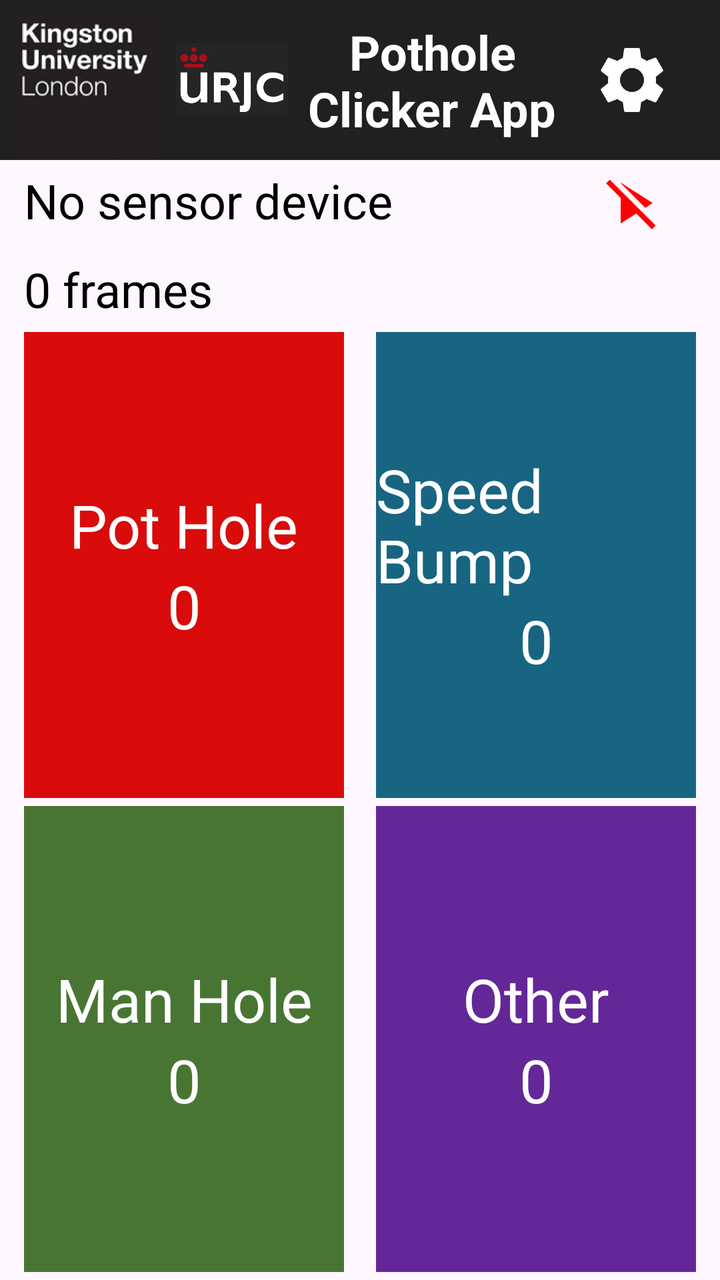
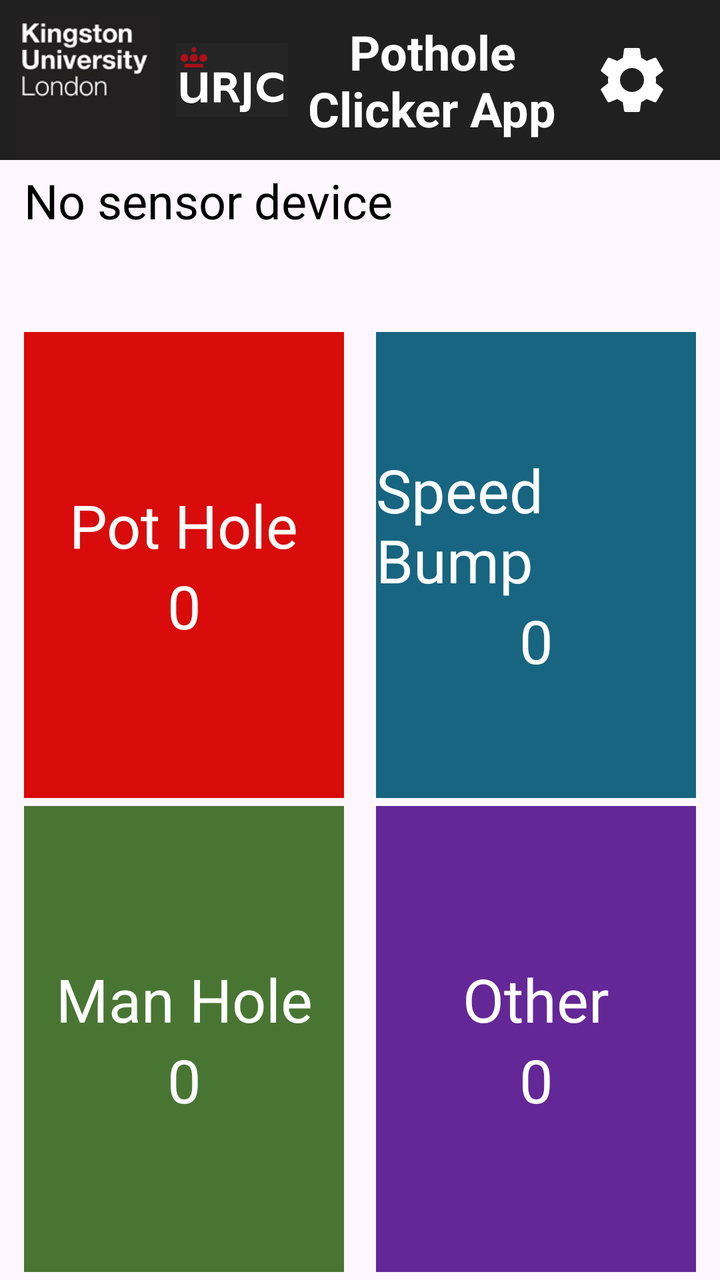

Screens rendered from an Android XML layout before and after an edit, with the pre-edit source and the edit as a unified diff.
<!-- AndroidManifest.xml: application theme Theme.PotHoleClickerClient -->
<!-- res/layout/activity_main.xml -->
<?xml version="1.0" encoding="utf-8"?>
<androidx.constraintlayout.widget.ConstraintLayout xmlns:android="http://schemas.android.com/apk/res/android"
    xmlns:app="http://schemas.android.com/apk/res-auto"
    xmlns:tools="http://schemas.android.com/tools"
    android:id="@+id/main"
    android:layout_width="match_parent"
    android:layout_height="match_parent"
    tools:context=".MainActivity">

    <com.google.android.material.appbar.MaterialToolbar
        android:id="@+id/toolbar"
        android:layout_width="0dp"
        android:layout_height="wrap_content"
        android:background="#202020"
        app:contentInsetStart="0dp"
        app:layout_constraintEnd_toEndOf="parent"
        app:layout_constraintStart_toStartOf="parent"
        app:layout_constraintTop_toTopOf="parent"
        >

        <androidx.constraintlayout.widget.ConstraintLayout
            android:layout_width="match_parent"
            android:layout_height="match_parent"
            tools:layout_editor_absoluteX="16dp">

            <ImageView
                android:id="@+id/logoLeft"
                android:layout_width="72dp"
                android:layout_height="72dp"
                android:layout_marginStart="8dp"
                android:layout_marginTop="8dp"
                android:contentDescription="@string/app_name"
                android:src="@mipmap/ku_logo_foreground"
                app:layout_constraintBottom_toBottomOf="parent"
                app:layout_constraintStart_toStartOf="parent"
                app:layout_constraintTop_toTopOf="parent" />

            <ImageView
                android:id="@+id/logoRight"
                android:layout_width="56dp"
                android:layout_height="56dp"
                android:layout_gravity="start|center_vertical"
                android:layout_marginStart="8dp"
                android:contentDescription="@string/app_name"
                android:src="@mipmap/urjc_logo_foreground"
                app:layout_constraintBottom_toBottomOf="parent"
                app:layout_constraintStart_toEndOf="@id/logoLeft"
                app:layout_constraintTop_toTopOf="parent" />

            <TextView
                android:id="@+id/textView"
                android:layout_width="0dp"
                android:layout_height="wrap_content"
                android:layout_gravity="center"
                android:layout_marginStart="8dp"
                android:layout_marginEnd="8dp"
                android:text="@string/app_title"
                android:textAlignment="center"
                android:textColor="@android:color/white"
                android:textSize="24sp"
                android:textStyle="bold"
                app:layout_constraintBottom_toBottomOf="parent"
                app:layout_constraintEnd_toStartOf="@id/btnSettings"
                app:layout_constraintStart_toEndOf="@id/logoRight"
                app:layout_constraintTop_toTopOf="parent" />

            <ImageView
                android:id="@+id/btnSettings"
                android:layout_width="56dp"
                android:layout_height="56dp"
                android:layout_marginEnd="16dp"
                android:background="?attr/selectableItemBackgroundBorderless"
                android:clickable="true"
                android:contentDescription="@string/settings"
                android:focusable="true"
                android:padding="8dp"
                android:src="@drawable/ic_settings"
                app:layout_constraintBottom_toBottomOf="parent"
                app:layout_constraintEnd_toEndOf="parent"
                app:layout_constraintTop_toTopOf="parent"
                app:tint="@android:color/white" />

        </androidx.constraintlayout.widget.ConstraintLayout>
    </com.google.android.material.appbar.MaterialToolbar>

    <GridLayout
        android:layout_width="0dp"
        android:layout_height="0dp"
        android:layout_margin="4dp"
        android:columnCount="2"
        android:rowCount="4"
        app:layout_constraintBottom_toBottomOf="parent"
        app:layout_constraintEnd_toEndOf="parent"
        app:layout_constraintStart_toStartOf="parent"
        app:layout_constraintTop_toBottomOf="@+id/toolbar">

        <LinearLayout
            android:layout_width="0dp"
            android:layout_height="0dp"
            android:layout_row="0"
            android:layout_rowWeight="0.15"
            android:layout_column="0"
            android:layout_columnSpan="2"
            android:layout_gravity="fill"
            android:layout_marginStart="8dp"
            android:layout_marginTop="0dp"
            android:layout_marginEnd="8dp"
            android:layout_marginBottom="0dp"
            android:orientation="horizontal">

            <TextView
                android:id="@+id/deviceName"
                android:layout_width="0dp"
                android:layout_height="match_parent"
                android:layout_weight="@integer/material_motion_duration_long_1"
                android:gravity="fill_horizontal|center_vertical"
                android:text="@string/no_sensor_device_selected"
                android:textColor="@color/black"
                android:textSize="24sp" />

            <ImageView
                android:id="@+id/playButton"
                android:layout_width="56dp"
                android:layout_height="match_parent"
                android:layout_gravity="center_vertical"
                android:layout_marginStart="4dp"
                android:layout_marginTop="0dp"
                android:layout_marginEnd="4dp"
                android:layout_marginBottom="0dp"
                android:src="@drawable/play_disabled"
                app:cornerRadius="0dp"
                app:tint="#ff0000" />
        </LinearLayout>

        <LinearLayout
            android:layout_width="0dp"
            android:layout_height="0dp"
            android:layout_row="1"
            android:layout_column="0"
            android:layout_columnSpan="2"
            android:layout_gravity="fill"
            android:layout_rowWeight="0.15"
            android:layout_marginStart="8dp"
            android:layout_marginTop="8dp"
            android:layout_marginEnd="8dp"
            android:layout_marginBottom="0dp"
            android:orientation="horizontal">
            <TextView
                android:id="@+id/frameCounter"
                android:layout_width="0dp"
                android:layout_height="match_parent"
                android:layout_weight="1"
                android:text="0 frames"
                android:textSize="24sp"
                android:textColor="@color/black"
                android:gravity="center_vertical"
                />
        </LinearLayout>

        <androidx.constraintlayout.widget.ConstraintLayout
            android:id="@+id/btnPotHole"
            android:layout_width="0dp"
            android:layout_height="0dp"
            android:layout_row="2"
            android:layout_rowWeight="1"
            android:layout_column="0"
            android:layout_columnWeight="1"
            
            android:layout_marginStart="8dp"
            android:layout_marginTop="4dp"
            android:layout_marginEnd="8dp"
            android:layout_marginBottom="0dp"

            android:background="#D90B0B"
            app:cornerRadius="0dp"
            android:clickable="true"
            android:focusable="true"
            android:foreground="?android:attr/selectableItemBackground"
            >
            
            <TextView
                android:id="@+id/pothole_text"
                android:layout_width="wrap_content"
                android:layout_height="wrap_content"
                android:text="@string/pothole"
                android:textColor="@android:color/white"
                android:textSize="30sp"
                app:layout_constraintBottom_toTopOf="@+id/pothole_counter"
                app:layout_constraintEnd_toEndOf="parent"
                app:layout_constraintStart_toStartOf="parent"
                app:layout_constraintTop_toTopOf="parent"
                app:layout_constraintVertical_chainStyle="packed" />

            <TextView
                android:id="@+id/pothole_counter"
                android:layout_width="wrap_content"
                android:layout_height="wrap_content"
                android:text="0"
                android:textColor="@android:color/white"
                android:textSize="30sp"
                app:layout_constraintBottom_toBottomOf="parent"
                app:layout_constraintEnd_toEndOf="parent"
                app:layout_constraintStart_toStartOf="parent"
                app:layout_constraintTop_toBottomOf="@+id/pothole_text"
                app:layout_constraintVertical_chainStyle="packed" />

        </androidx.constraintlayout.widget.ConstraintLayout>

        <androidx.constraintlayout.widget.ConstraintLayout
            android:id="@+id/btnSpeedBump"
            android:layout_width="0dp"
            android:layout_height="0dp"
            android:layout_row="2"
            android:layout_rowWeight="1"
            android:layout_column="1"
            android:layout_columnWeight="1"

            android:layout_marginStart="8dp"
            android:layout_marginTop="4dp"
            android:layout_marginEnd="8dp"
            android:layout_marginBottom="0dp"

            android:background="#186581"
            app:cornerRadius="0dp"
            android:clickable="true"
            android:focusable="true"
            android:foreground="?android:attr/selectableItemBackground">

            <TextView
                android:id="@+id/speed_bump_text"
                android:layout_width="wrap_content"
                android:layout_height="wrap_content"
                android:text="@string/speed_bump"
                android:textColor="@android:color/white"
                android:textSize="30sp"
                app:layout_constraintBottom_toTopOf="@+id/speedbump_counter"
                app:layout_constraintEnd_toEndOf="parent"
                app:layout_constraintStart_toStartOf="parent"
                app:layout_constraintTop_toTopOf="parent"
                app:layout_constraintVertical_chainStyle="packed" />

            <TextView
                android:id="@+id/speedbump_counter"
                android:layout_width="wrap_content"
                android:layout_height="wrap_content"
                android:text="0"
                android:textColor="@android:color/white"
                android:textSize="30sp"
                app:layout_constraintBottom_toBottomOf="parent"
                app:layout_constraintEnd_toEndOf="parent"
                app:layout_constraintStart_toStartOf="parent"
                app:layout_constraintTop_toBottomOf="@+id/speed_bump_text"
                app:layout_constraintVertical_chainStyle="packed" />

        </androidx.constraintlayout.widget.ConstraintLayout>

        <androidx.constraintlayout.widget.ConstraintLayout
            android:id="@+id/btnManHole"
            android:layout_width="0dp"
            android:layout_height="0dp"
            android:layout_row="3"
            android:layout_rowWeight="1"
            android:layout_column="0"
            android:layout_columnWeight="1"

            android:layout_marginStart="8dp"
            android:layout_marginTop="4dp"
            android:layout_marginEnd="8dp"
            android:layout_marginBottom="0dp"

            android:background="#497533"
            app:cornerRadius="0dp"
            android:clickable="true"
            android:focusable="true"
            android:foreground="?android:attr/selectableItemBackground">

            <TextView
                android:id="@+id/manhole_text"
                android:layout_width="wrap_content"
                android:layout_height="wrap_content"
                android:text="@string/manhole"
                android:textColor="@android:color/white"
                android:textSize="30sp"
                app:layout_constraintBottom_toTopOf="@+id/manhole_counter"
                app:layout_constraintEnd_toEndOf="parent"
                app:layout_constraintStart_toStartOf="parent"
                app:layout_constraintTop_toTopOf="parent"
                app:layout_constraintVertical_chainStyle="packed" />

            <TextView
                android:id="@+id/manhole_counter"
                android:layout_width="wrap_content"
                android:layout_height="wrap_content"
                android:text="0"
                android:textColor="@android:color/white"
                android:textSize="30sp"
                app:layout_constraintBottom_toBottomOf="parent"
                app:layout_constraintEnd_toEndOf="parent"
                app:layout_constraintStart_toStartOf="parent"
                app:layout_constraintTop_toBottomOf="@+id/manhole_text"
                app:layout_constraintVertical_chainStyle="packed" />

        </androidx.constraintlayout.widget.ConstraintLayout>

        <androidx.constraintlayout.widget.ConstraintLayout
            android:id="@+id/btnOther"
            android:layout_width="0dp"
            android:layout_height="0dp"
            android:layout_row="3"
            android:layout_rowWeight="1"
            android:layout_column="1"
            android:layout_columnWeight="1"

            android:layout_marginStart="8dp"
            android:layout_marginTop="4dp"
            android:layout_marginEnd="8dp"
            android:layout_marginBottom="0dp"

            android:background="#642797"
            app:cornerRadius="0dp"
            android:clickable="true"
            android:focusable="true"
            android:foreground="?android:attr/selectableItemBackground">

            <TextView
                android:id="@+id/other_text"
                android:layout_width="wrap_content"
                android:layout_height="wrap_content"
                android:text="@string/other"
                android:textColor="@android:color/white"
                android:textSize="30sp"
                app:layout_constraintBottom_toTopOf="@+id/other_counter"
                app:layout_constraintEnd_toEndOf="parent"
                app:layout_constraintStart_toStartOf="parent"
                app:layout_constraintTop_toTopOf="parent"
                app:layout_constraintVertical_chainStyle="packed" />

            <TextView
                android:id="@+id/other_counter"
                android:layout_width="wrap_content"
                android:layout_height="wrap_content"
                android:text="0"
                android:textColor="@android:color/white"
                android:textSize="30sp"
                app:layout_constraintBottom_toBottomOf="parent"
                app:layout_constraintEnd_toEndOf="parent"
                app:layout_constraintStart_toStartOf="parent"
                app:layout_constraintTop_toBottomOf="@+id/other_text"
                app:layout_constraintVertical_chainStyle="packed" />

        </androidx.constraintlayout.widget.ConstraintLayout>

    </GridLayout>

</androidx.constraintlayout.widget.ConstraintLayout>
<!-- resources referenced by this layout -->
<resources>
  <color name="black">#FF000000</color>
  <!-- drawable ic_settings (drawable) -->
  <vector xmlns:android="http://schemas.android.com/apk/res/android"
      android:height="24dp"
      android:viewportHeight="24"
      android:viewportWidth="24"
      android:width="24dp"
      android:tint="#ffffff"
      >
        
      <path android:fillColor="@android:color/white"
          android:pathData="M19.14,12.94c0.04,-0.3 0.06,-0.61 0.06,-0.94c0,-0.32 -0.02,-0.64 -0.07,-0.94l2.03,-1.58c0.18,-0.14 0.23,-0.41 0.12,-0.61l-1.92,-3.32c-0.12,-0.22 -0.37,-0.29 -0.59,-0.22l-2.39,0.96c-0.5,-0.38 -1.03,-0.7 -1.62,-0.94L14.4,2.81c-0.04,-0.24 -0.24,-0.41 -0.48,-0.41h-3.84c-0.24,0 -0.43,0.17 -0.47,0.41L9.25,5.35C8.66,5.59 8.12,5.92 7.63,6.29L5.24,5.33c-0.22,-0.08 -0.47,0 -0.59,0.22L2.74,8.87C2.62,9.08 2.66,9.34 2.86,9.48l2.03,1.58C4.84,11.36 4.8,11.69 4.8,12s0.02,0.64 0.07,0.94l-2.03,1.58c-0.18,0.14 -0.23,0.41 -0.12,0.61l1.92,3.32c0.12,0.22 0.37,0.29 0.59,0.22l2.39,-0.96c0.5,0.38 1.03,0.7 1.62,0.94l0.36,2.54c0.05,0.24 0.24,0.41 0.48,0.41h3.84c0.24,0 0.44,-0.17 0.47,-0.41l0.36,-2.54c0.59,-0.24 1.13,-0.56 1.62,-0.94l2.39,0.96c0.22,0.08 0.47,0 0.59,-0.22l1.92,-3.32c0.12,-0.22 0.07,-0.47 -0.12,-0.61L19.14,12.94zM12,15.6c-1.98,0 -3.6,-1.62 -3.6,-3.6s1.62,-3.6 3.6,-3.6s3.6,1.62 3.6,3.6S13.98,15.6 12,15.6z"/>
      
  </vector>
  <!-- drawable play_disabled (drawable) -->
  <vector xmlns:android="http://schemas.android.com/apk/res/android"
      android:width="24dp"
      android:height="24dp"
      android:tint="#000000"
      android:viewportWidth="24"
      android:viewportHeight="24">
  
      <path
          android:fillColor="@android:color/white"
          android:pathData="M8,5.19L8,5l11,7 -2.55,1.63L8,5.19zM20,19.73l-5.11,-5.11L8,7.73 4.27,4 3,5.27l5,5L8,19l5.33,-3.4 5.4,5.4L20,19.73z" />
  
  </vector>
  <!-- mipmap ku_logo_foreground: webp bitmap (mipmap-hdpi, 12088 bytes) -->
  <!-- mipmap urjc_logo_foreground: webp bitmap (mipmap-hdpi, 1764 bytes) -->
  <string name="app_name">PotHoleClickerClient</string>
  <string name="app_title">Pothole\nClicker App</string>
  <string name="manhole">Man Hole</string>
  <string name="no_sensor_device_selected">No sensor device selected</string>
  <string name="other">Other</string>
  <string name="pothole">Pot Hole</string>
  <string name="settings">Settings</string>
  <string name="speed_bump">Speed Bump</string>
  <style name="Theme.PotHoleClickerClient" parent="Base.Theme.PotHoleClickerClient" />
  <style name="Base.Theme.PotHoleClickerClient" parent="Theme.Material3.Light.NoActionBar">
          
          
      </style>
</resources>

<!-- the commit's change to res/layout/activity_main.xml (unified diff, before → after) -->
@@ -128,6 +128,7 @@
                 android:layout_marginEnd="4dp"
                 android:layout_marginBottom="0dp"
                 android:src="@drawable/play_disabled"
+                android:visibility="invisible"
                 app:cornerRadius="0dp"
                 app:tint="#ff0000" />
         </LinearLayout>
@@ -152,6 +153,7 @@
                 android:layout_weight="1"
                 android:text="0 frames"
                 android:textSize="24sp"
+                android:visibility="invisible"
                 android:textColor="@color/black"
                 android:gravity="center_vertical"
                 />
